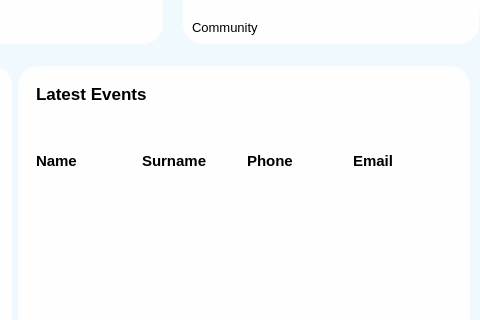
Old version of the form src/Vista/administrador.ui in the repository gjimec00/STDEvents; both pictures show x 450 to 930 and y 118 to 438 of the 930 by 540 pixel window.
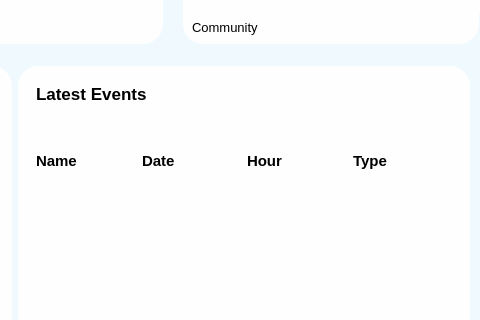
New version of the form. Icons and pictures are not drawn.

Commit message: cambio nombres ui admin

```diff
--- a/src/Vista/administrador.ui
+++ b/src/Vista/administrador.ui
@@ -1039,7 +1039,7 @@
                 </font>
                </property>
                <property name="text">
-                <string>Phone</string>
+                <string>Hour</string>
                </property>
               </widget>
              </item>
@@ -1079,7 +1079,7 @@
                 </font>
                </property>
                <property name="text">
-                <string>Surname</string>
+                <string>Date</string>
                </property>
               </widget>
              </item>
@@ -1120,7 +1120,7 @@
                 </font>
                </property>
                <property name="text">
-                <string>Email</string>
+                <string>Type</string>
                </property>
               </widget>
              </item>
```
